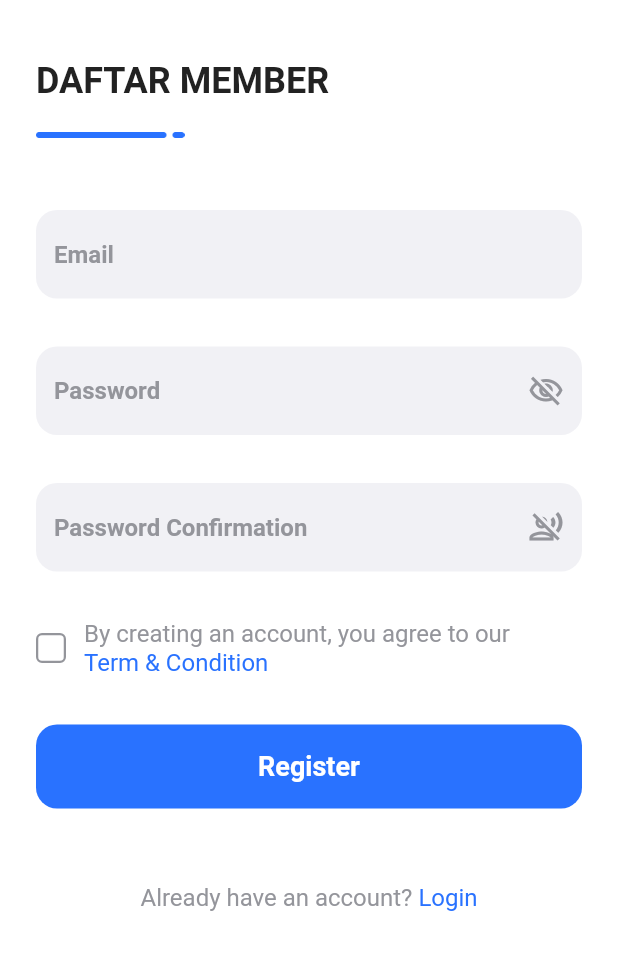
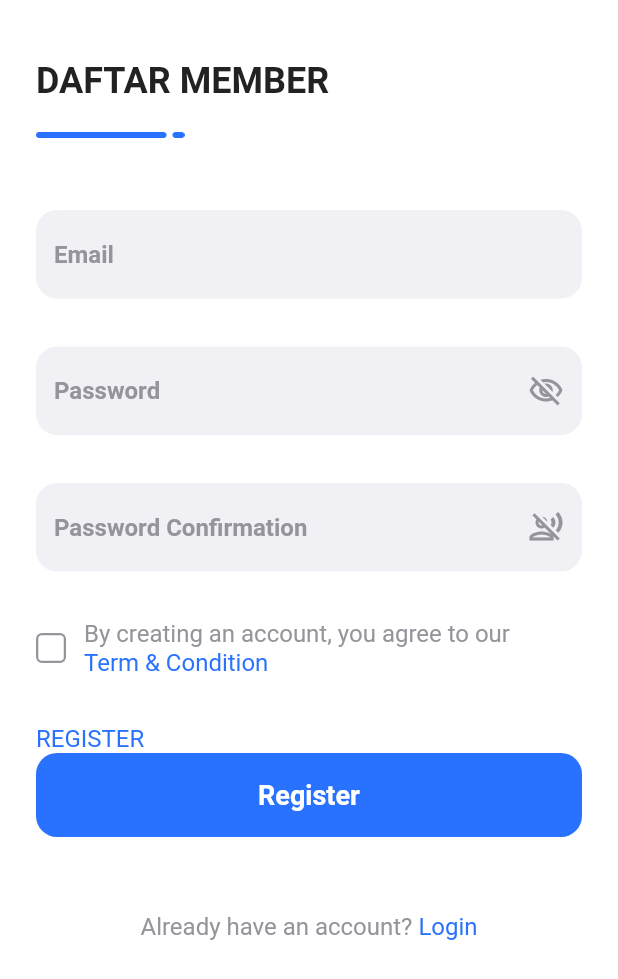
Before and after one commit to rizkotz/restoran, a Flutter app: the screen it shows after launch, after a tap on "Register", on a phone screen of 412 x 824 dp. Shown: the top 979 px of the screen. Run offline on Flutter 3.47's test engine with Material 2 defaults, Android fonts, the phone set to English and light mode, and no system bars.

Commit message:
login & register

```diff
--- a/lib/login_view.dart
+++ b/lib/login_view.dart
@@ -125,6 +125,11 @@ class _LoginPageState extends State<LoginPage> {
                   ),
                 ],
               ),
+              CustomPrimaryButton(
+                buttonColor: primaryBlue,
+                textValue: 'Login',
+                textColor: Colors.white,
+              ),
               SizedBox(
                 height: 24,
               ),
--- a/lib/register_view.dart
+++ b/lib/register_view.dart
@@ -1,4 +1,5 @@
 import 'package:flutter/material.dart';
+import 'package:restoran/login_view.dart';
 import 'package:restoran/theme.dart';
 import 'package:restoran/widgets/custom_checkbox.dart';
 import 'package:restoran/widgets/primary_button.dart';
@@ -145,6 +146,21 @@ class _RegisterPageState extends State<RegisterPage> {
             SizedBox(
               height: 32,
             ),
+            Column(
+              mainAxisAlignment: MainAxisAlignment.center,
+              children: [
+                GestureDetector(
+                  onTap: () {
+                    Navigator.push(context,
+                        MaterialPageRoute(builder: (context) => LoginPage()));
+                  },
+                  child: Text(
+                    'REGISTER',
+                    style: regular16pt.copyWith(color: primaryBlue),
+                  ),
+                ),
+              ],
+            ),
             CustomPrimaryButton(
               buttonColor: primaryBlue,
               textValue: 'Register',
```
